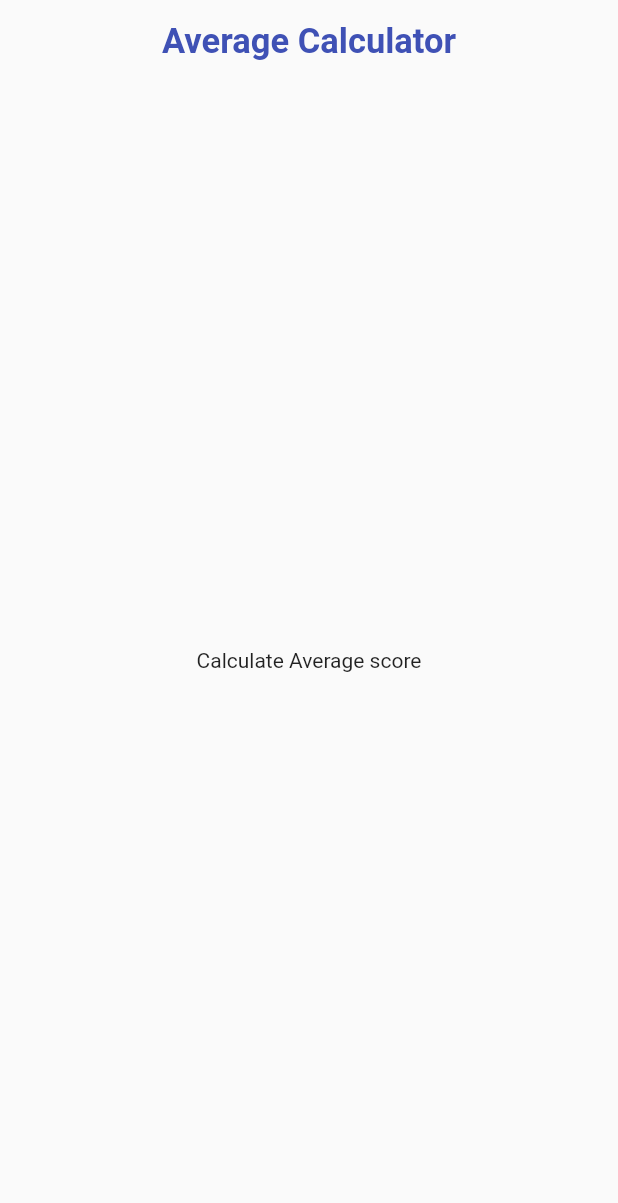
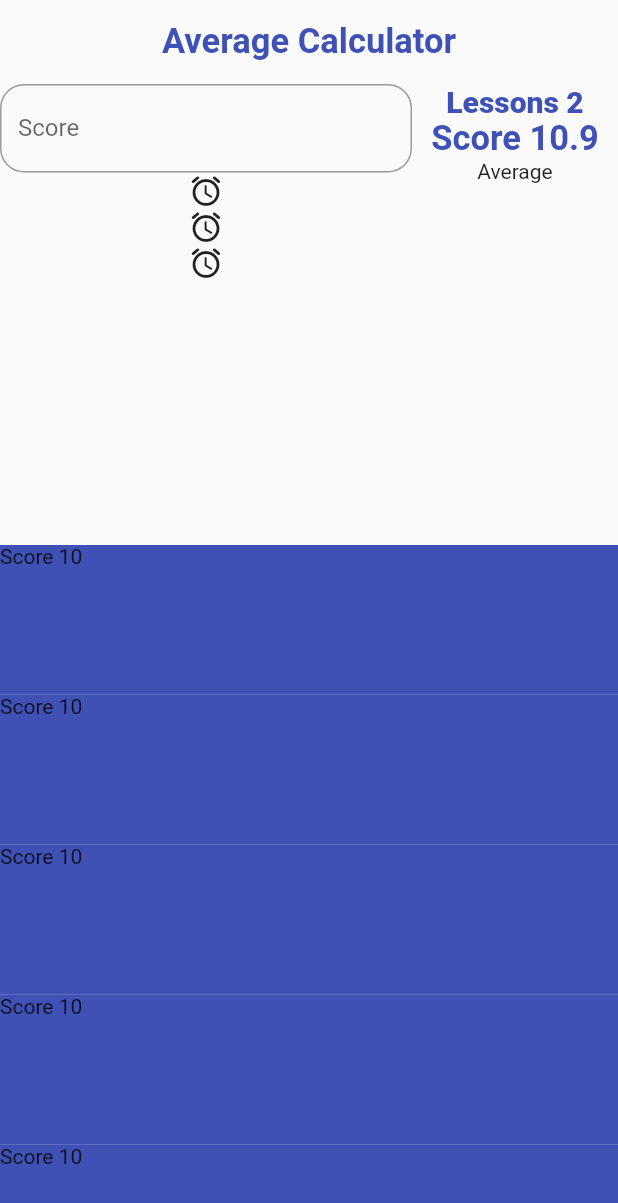
Before and after one commit to AliAltiyev/average_score, a Flutter app: the screen it shows after launch, on a phone screen of 412 x 824 dp. Shown: the top 1203 px of the screen. Run offline on Flutter 3.47's test engine with Material 2 defaults, Android fonts, the phone set to English and light mode, and no system bars; our stand-ins replace google_fonts; Roboto replaces fonts that are missing (Acme).

Commit message:
Display scores and lessons

```diff
--- a/lib/constants/constants.dart
+++ b/lib/constants/constants.dart
@@ -6,4 +6,7 @@ class AppConstants {
   static const String appBarText = "Average Calculator";
   static final TextStyle mainAppFont =
       GoogleFonts.asapCondensed(fontSize: 23, fontWeight: FontWeight.w600,color: mainColor);
+
+  static final TextStyle lessonsTextStyle =
+  GoogleFonts.acme(fontSize: 20, fontWeight: FontWeight.w900,color: mainColor);
 }
--- a/lib/pages/calculate_avarage_score_page.dart
+++ b/lib/pages/calculate_avarage_score_page.dart
@@ -1,4 +1,5 @@
 import 'package:average_score/constants/constants.dart';
+import 'package:average_score/widgets/lessons_count_witget.dart';
 import 'package:flutter/material.dart';
 
 class CalculateAverageScorePage extends StatefulWidget {
@@ -10,6 +11,8 @@ class CalculateAverageScorePage extends StatefulWidget {
 }
 
 class _CalculateAverageScorePageState extends State<CalculateAverageScorePage> {
+  final formKey = GlobalKey<FormState>();
+
   @override
   Widget build(BuildContext context) {
     return Scaffold(
@@ -23,9 +26,53 @@ class _CalculateAverageScorePageState extends State<CalculateAverageScorePage> {
           style: AppConstants.mainAppFont,
         ),
       ),
-      body: const Center(
-        child: Text("Calculate Average score"),
+      body: Column(
+        children: [
+          Expanded(
+            flex: 2,
+            child: Row(
+              children: [_createForm(), const Expanded(
+                  flex: 1,
+                  child: LessonsCountWidget(score: 10.9, lessons: 2))],
+            ),
+          ),
+          Expanded(
+            flex: 3,
+            child: ListView.builder(
+                itemCount: 10,
+                itemExtent: 100,
+                itemBuilder: (BuildContext context, int index) {
+                  return Container(
+                    color: Colors.indigo,
+                    child: const Text("Score 10"),
+                  );
+                }),
+          )
+        ],
       ),
     );
   }
+
+  Widget _createForm() {
+    return Expanded(
+      flex: 2,
+        child: Column(
+            children: [
+        Form(
+        key : formKey,
+        child: TextFormField(
+            decoration: InputDecoration(
+            label: const Text("Score"),
+        fillColor: AppConstants.mainColor.withOpacity(0.1),
+        border: OutlineInputBorder(
+            borderSide: const BorderSide(color: AppConstants.mainColor),
+            borderRadius: BorderRadius.circular(16))),
+    )),
+    const Icon(Icons.access_alarm_rounded),
+    const Icon(Icons.access_alarm_rounded),
+    const Icon(Icons.access_alarm_rounded),
+    ],
+    ),
+    );
+  }
 }
--- /dev/null
+++ b/lib/widgets/lessons_count_witget.dart
@@ -0,0 +1,24 @@
+import 'package:average_score/constants/constants.dart';
+import 'package:flutter/material.dart';
+
+class LessonsCountWidget extends StatelessWidget {
+
+  final double score;
+  final int lessons;
+
+  const LessonsCountWidget(
+      {Key? key, required this.score, required this.lessons}) : super(key: key);
+
+  @override
+  Widget build(BuildContext context) {
+    return Column(
+      children: [
+        Text(lessons > 0 ? "Lessons $lessons" : " ${0} Lesson",
+            style: AppConstants.lessonsTextStyle),
+        Text(score > 0 ? "Score $score" : "Enter Score",
+          style: AppConstants.mainAppFont,),
+        const Text("Average"),
+      ],
+    );
+  }
+}
```
